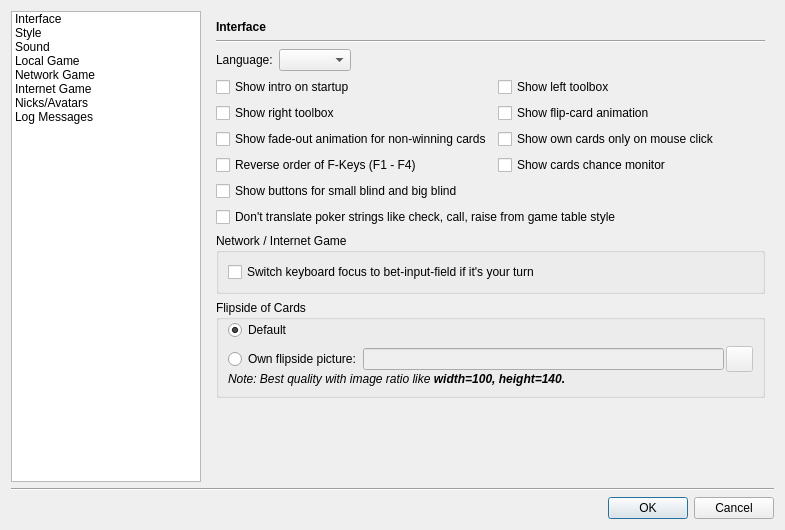
Before: the Qt Designer form src/gui/qt/settingsdialog.ui in pokerth/pokerth, drawn with Qt 5.
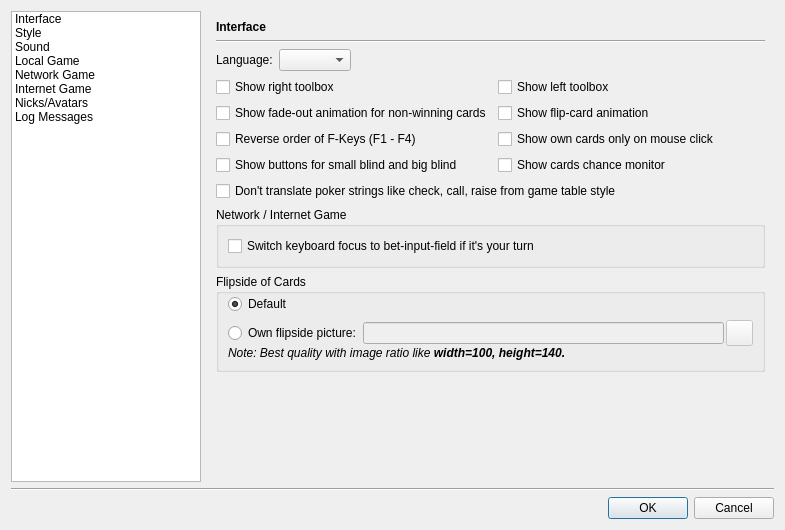
After: the same form once the commit is applied. Icons and pictures are not drawn. Custom widgets are drawn as their Qt base class.

Commit message: remove obsolete config option "show intro at startup"

Diff of the .ui file:
```diff
--- a/src/gui/qt/settingsdialog.ui
+++ b/src/gui/qt/settingsdialog.ui
@@ -177,13 +177,6 @@
          </item>
          <item row="3" column="0" >
           <layout class="QGridLayout" name="gridLayout_7" >
-           <item row="0" column="0" >
-            <widget class="QCheckBox" name="checkBox_showIntro" >
-             <property name="text" >
-              <string>Show intro on startup</string>
-             </property>
-            </widget>
-           </item>
            <item row="0" column="1" >
             <widget class="QCheckBox" name="checkBox_showLeftToolbox" >
              <property name="text" >
@@ -191,27 +184,6 @@
              </property>
             </widget>
            </item>
-           <item row="1" column="0" >
-            <widget class="QCheckBox" name="checkBox_showRightToolbox" >
-             <property name="text" >
-              <string>Show right toolbox</string>
-             </property>
-            </widget>
-           </item>
-           <item row="2" column="0" >
-            <widget class="QCheckBox" name="checkBox_showFadeOutCardsAnimation" >
-             <property name="text" >
-              <string>Show fade-out animation for non-winning cards</string>
-             </property>
-            </widget>
-           </item>
-           <item row="3" column="0" >
-            <widget class="QCheckBox" name="checkBox_alternateFKeysUserActionMode" >
-             <property name="text" >
-              <string>Reverse order of F-Keys (F1 - F4)</string>
-             </property>
-            </widget>
-           </item>
            <item row="1" column="1" >
             <widget class="QCheckBox" name="checkBox_showFlipCardsAnimation" >
              <property name="text" >
@@ -233,14 +205,35 @@
              </property>
             </widget>
            </item>
-           <item row="4" column="0" >
+           <item row="0" column="0" >
+            <widget class="QCheckBox" name="checkBox_showRightToolbox" >
+             <property name="text" >
+              <string>Show right toolbox</string>
+             </property>
+            </widget>
+           </item>
+           <item row="1" column="0" >
+            <widget class="QCheckBox" name="checkBox_showFadeOutCardsAnimation" >
+             <property name="text" >
+              <string>Show fade-out animation for non-winning cards</string>
+             </property>
+            </widget>
+           </item>
+           <item row="2" column="0" >
+            <widget class="QCheckBox" name="checkBox_alternateFKeysUserActionMode" >
+             <property name="text" >
+              <string>Reverse order of F-Keys (F1 - F4)</string>
+             </property>
+            </widget>
+           </item>
+           <item row="3" column="0" >
             <widget class="QCheckBox" name="checkBox_showBlindButtons" >
              <property name="text" >
               <string>Show buttons for small blind and big blind</string>
              </property>
             </widget>
            </item>
-           <item row="5" column="0" colspan="2" >
+           <item row="4" column="0" colspan="2" >
             <widget class="QCheckBox" name="checkBox_dontTranslatePokerStrings" >
              <property name="text" >
               <string>Don't translate poker strings like check, call, raise from game table style</string>
```
Left out of the diff: 4 changed lines with no effect on the pictures. The commit also changes 2 other files.
